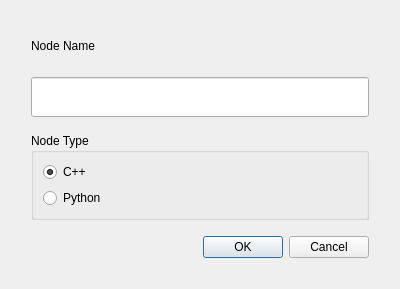
The window that turtle_nest/src/addnodedialog.ui (Jannkar/turtle_nest) describes before a commit, drawn with Qt 5.
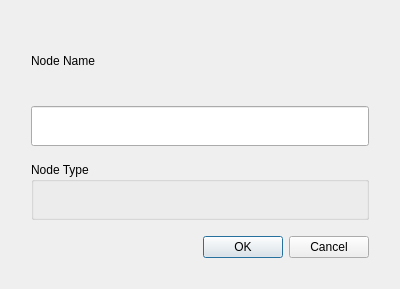
The same window after the commit.

```diff
--- a/turtle_nest/src/addnodedialog.ui
+++ b/turtle_nest/src/addnodedialog.ui
@@ -80,31 +80,7 @@
        <property name="title">
         <string>Node Type</string>
        </property>
-       <layout class="QVBoxLayout" name="verticalLayout_5">
-        <item>
-         <widget class="QRadioButton" name="cppButton">
-          <property name="text">
-           <string>C++</string>
-          </property>
-          <property name="checked">
-           <bool>true</bool>
-          </property>
-          <attribute name="buttonGroup">
-           <string notr="true">buttonGroup</string>
-          </attribute>
-         </widget>
-        </item>
-        <item>
-         <widget class="QRadioButton" name="pythonButton">
-          <property name="text">
-           <string>Python</string>
-          </property>
-          <attribute name="buttonGroup">
-           <string notr="true">buttonGroup</string>
-          </attribute>
-         </widget>
-        </item>
-       </layout>
+       <layout class="QVBoxLayout" name="verticalLayout_5"/>
       </widget>
      </item>
      <item>
```
